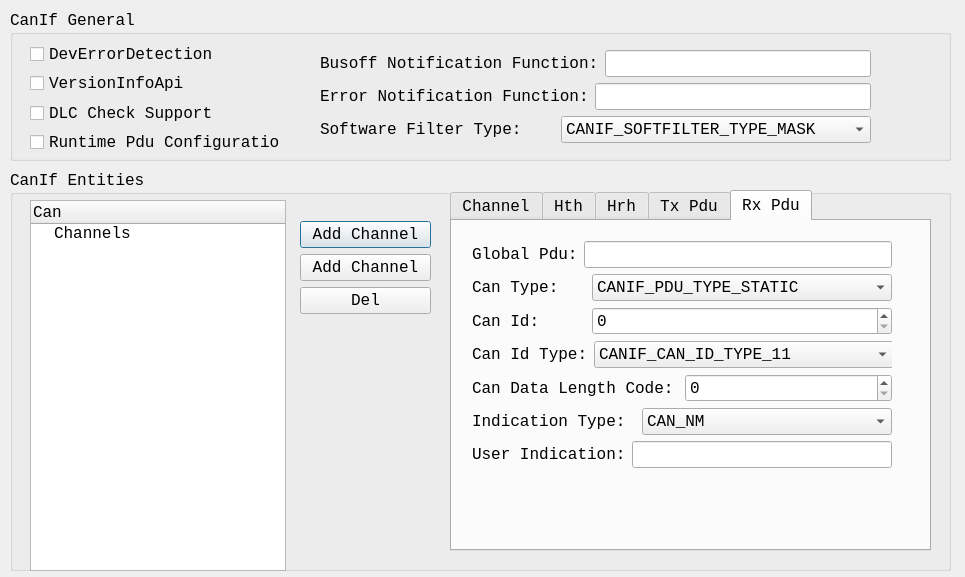
First picture: the form in gainos_studio/ui_forms/comstack/CanIf_Dlg.ui, repository parai/GaInOS_Based_On_uTenux-tkernel, before the edit.
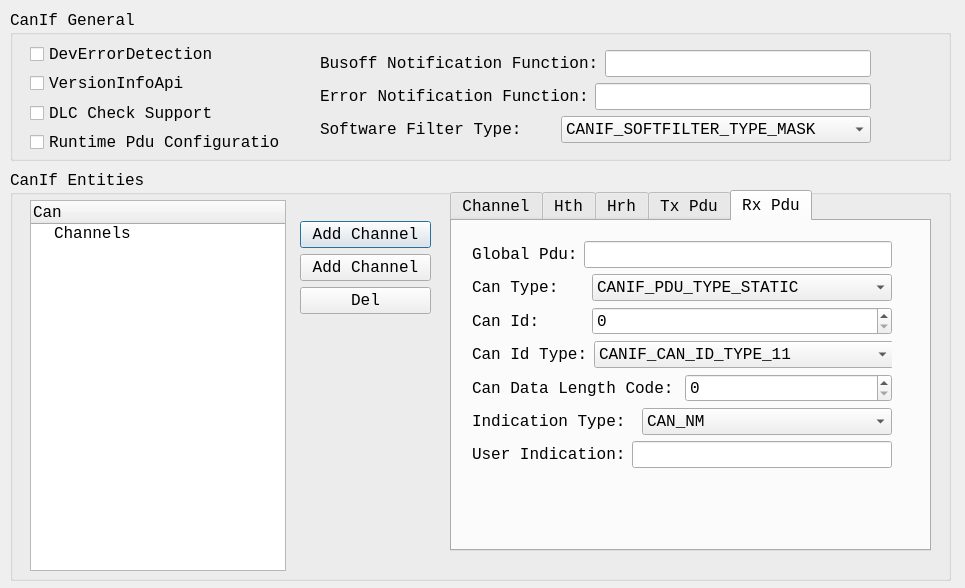
Second picture: the form after the edit. The open tabs and pages were chosen to show the change.

Patch:
```diff
--- a/gainos_studio/ui_forms/comstack/CanIf_Dlg.ui
+++ b/gainos_studio/ui_forms/comstack/CanIf_Dlg.ui
@@ -7,7 +7,7 @@
     <x>0</x>
     <y>0</y>
     <width>965</width>
-    <height>577</height>
+    <height>588</height>
    </rect>
   </property>
   <property name="font">
@@ -192,7 +192,7 @@
      <x>10</x>
      <y>170</y>
      <width>941</width>
-     <height>401</height>
+     <height>411</height>
     </rect>
    </property>
    <property name="maximumSize">
```
Left out of the diff: 2 changed lines with no effect on the pictures.
